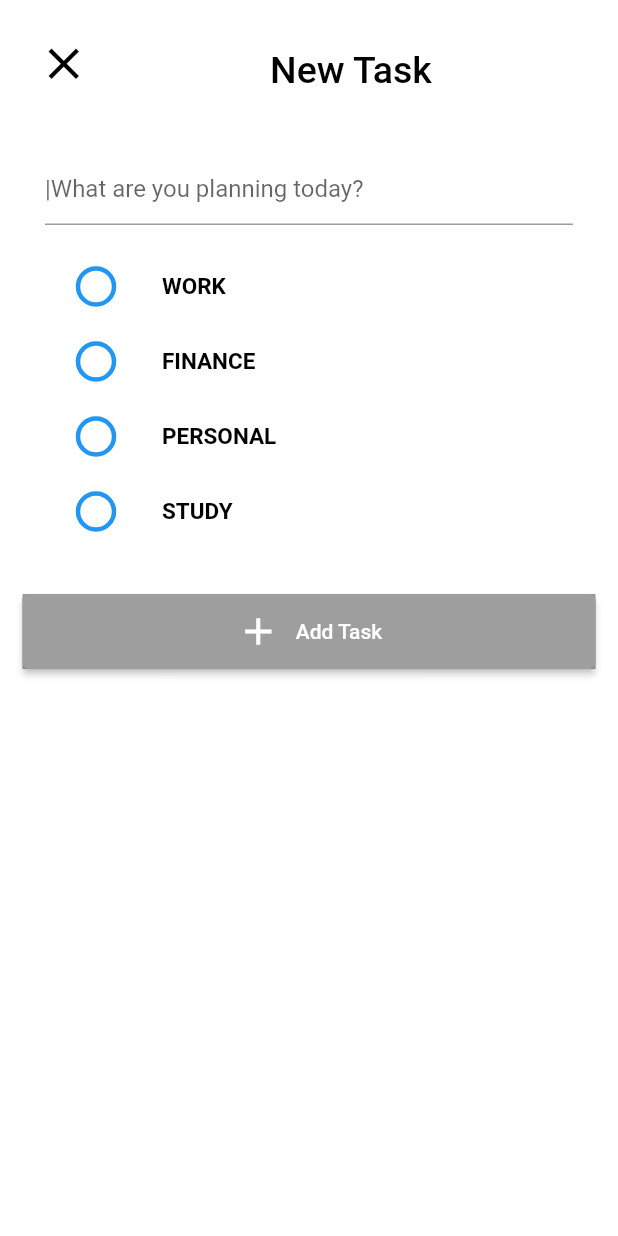
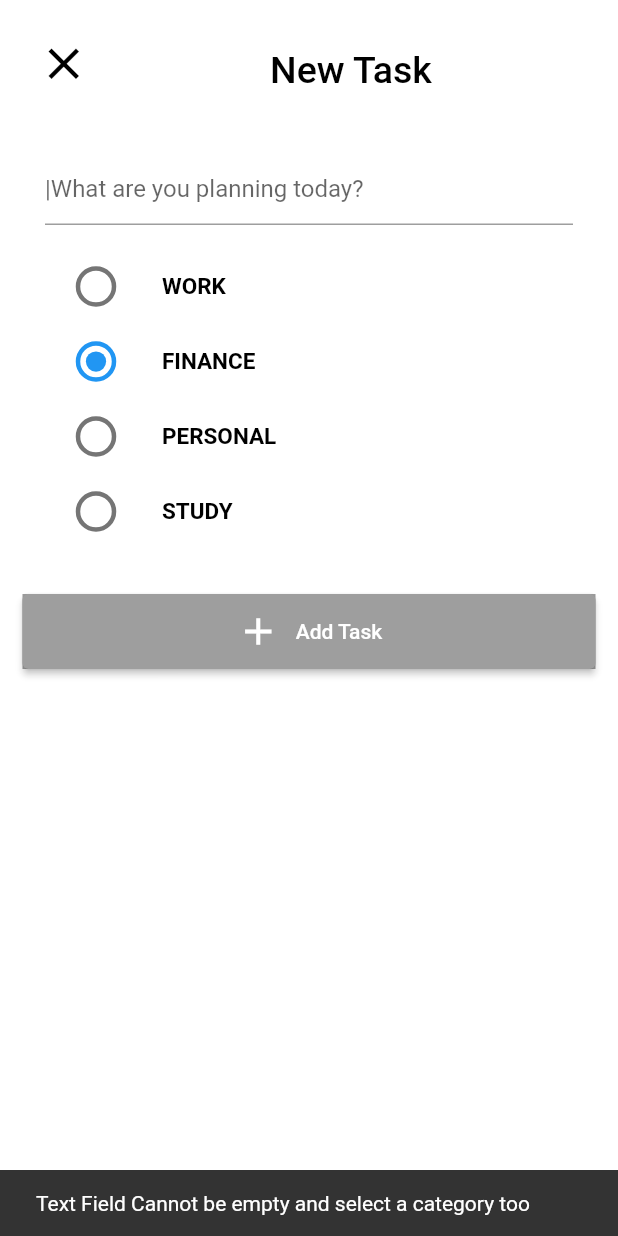
Before and after one commit to Des-Vu-Technologies/Fly_with_flutter, a Flutter app: the AddItemsPage screen opened directly, after a tap on "Add Task", on a phone screen of 412 x 824 dp. Run offline on Flutter 3.47's test engine with Material 2 defaults, Android fonts, the phone set to English and light mode, and no system bars.

Commit message:
basic features

```diff
--- /dev/null
+++ b/assignment_2_app/lib/data/to_do_list.dart
@@ -0,0 +1 @@
+List<Map<String, dynamic>> toDoTasks = [];
--- a/assignment_2_app/lib/pages/add_item_page.dart
+++ b/assignment_2_app/lib/pages/add_item_page.dart
@@ -1,4 +1,8 @@
+import 'dart:developer';
+
 import 'package:flutter/material.dart';
+
+import '../data/to_do_list.dart';
 
 class AddItemsPage extends StatefulWidget {
   const AddItemsPage({Key? key}) : super(key: key);
@@ -8,6 +12,10 @@ class AddItemsPage extends StatefulWidget {
 }
 
 class _AddItemsPageState extends State<AddItemsPage> {
+  // ignore: prefer_final_fields
+  TextEditingController? _taskController = TextEditingController();
+  String selectedCategory = "finance"; // Initialize with a default category
+
   @override
   Widget build(BuildContext context) {
     return Scaffold(
@@ -48,23 +56,49 @@ class _AddItemsPageState extends State<AddItemsPage> {
               padding:
                   const EdgeInsets.symmetric(horizontal: 30.0, vertical: 16),
               child: TextFormField(
+                controller: _taskController,
+                //  onEditingComplete: ,
                 decoration: const InputDecoration(
                   border: UnderlineInputBorder(),
                   hintText: '|What are you planning today?',
                 ),
               ),
             ),
-            const RadioTextTil(
+            RadioTextTil(
               categoryText: "work",
+              selectedCategory: selectedCategory,
+              updateSelectedCategory: (category) {
+                setState(() {
+                  selectedCategory = category;
+                });
+              },
             ),
-            const RadioTextTil(
+            RadioTextTil(
               categoryText: "finance",
+              selectedCategory: selectedCategory,
+              updateSelectedCategory: (category) {
+                setState(() {
+                  selectedCategory = category;
+                });
+              },
             ),
-            const RadioTextTil(
+            RadioTextTil(
               categoryText: "personal",
+              selectedCategory: selectedCategory,
+              updateSelectedCategory: (category) {
+                setState(() {
+                  selectedCategory = category;
+                });
+              },
             ),
-            const RadioTextTil(
+            RadioTextTil(
               categoryText: "study",
+              updateSelectedCategory: (category) {
+                setState(() {
+                  selectedCategory = category;
+                });
+              },
+              selectedCategory: selectedCategory,
             ),
             const SizedBox(
               height: 15.0,
@@ -76,7 +110,32 @@ class _AddItemsPageState extends State<AddItemsPage> {
                 width: double.infinity,
                 color: Colors.grey,
                 child: ElevatedButton(
-                  onPressed: () {},
+                  onPressed: () {
+                    // ignore: unnecessary_null_comparison
+                    if (_taskController!.text.isEmpty) {
+                      log(_taskController!.text.toString());
+                      ScaffoldMessenger.of(context).showSnackBar(
+                        const SnackBar(
+                          content: Text(
+                              "Text Field Cannot be empty and select a category too"),
+                        ),
+                      );
+                    } else {
+                      log(_taskController!.text.toString());
+                      toDoTasks.add({
+                        "task": _taskController!.text,
+                        "isDone": false,
+                        "category": selectedCategory
+                      });
+                      ScaffoldMessenger.of(context).showSnackBar(
+                        const SnackBar(
+                          content: Text("task added"),
+                        ),
+                      );
+                    }
+
+                    // ignore: unnecessary_null_comparison
+                  },
                   style: ButtonStyle(
                     backgroundColor: MaterialStateProperty.all(
                       Colors.grey,
@@ -105,14 +164,26 @@ class _AddItemsPageState extends State<AddItemsPage> {
   }
 }
 
-class RadioTextTil extends StatelessWidget {
-  final String? categoryText;
+// ignore: must_be_immutable
+class RadioTextTil extends StatefulWidget {
+  final String categoryText;
+  final String selectedCategory;
+  final Function(String) updateSelectedCategory;
 
-  const RadioTextTil({Key? key, this.categoryText}) : super(key: key);
+  const RadioTextTil({
+    Key? key,
+    required this.categoryText,
+    required this.selectedCategory,
+    required this.updateSelectedCategory,
+  }) : super(key: key);
 
   @override
+  State<RadioTextTil> createState() => _RadioTextTilState();
+}
+
+class _RadioTextTilState extends State<RadioTextTil> {
+  @override
   Widget build(BuildContext context) {
-    var selectedOption = 0;
     return Padding(
       padding: const EdgeInsets.symmetric(horizontal: 40.0, vertical: 10.0),
       child: Container(
@@ -123,23 +194,27 @@ class RadioTextTil extends StatelessWidget {
           children: [
             Transform.scale(
               scale: 1.5,
-              child: Radio(
-                  value: 1,
-                  groupValue: selectedOption,
-                  activeColor: Colors.red,
-                  fillColor: MaterialStateProperty.all(
-                      Colors.blue), // You can set the desired color
-                  onChanged: (value) {}),
+              child: Radio<String>(
+                value: widget.categoryText,
+                groupValue: widget.selectedCategory,
+                activeColor: Colors.blue, // Color for the selected radio button
+                onChanged: (value) {
+                  setState(() {
+                    widget.updateSelectedCategory(value!);
+                  });
+                },
+              ),
             ),
             const SizedBox(
               width: 20.0,
             ),
             Text(
-              categoryText!.toUpperCase(),
+              widget.categoryText.toUpperCase(),
               style: const TextStyle(
-                  fontSize: 15.0,
-                  fontWeight: FontWeight.bold,
-                  color: Colors.black),
+                fontSize: 15.0,
+                fontWeight: FontWeight.bold,
+                color: Colors.black,
+              ),
             ),
           ],
         ),
```
Also changed, not shown: assignment_2_app/lib/pages/details_page.dart (+17 -24 lines), 1 other file.
